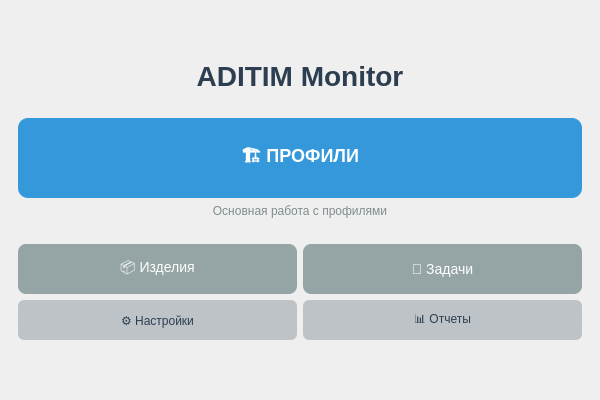
This is src/client/ui/home_page.ui in formemu/aditim-monitor as Qt 5 draws it before an edit. The edited form follows.
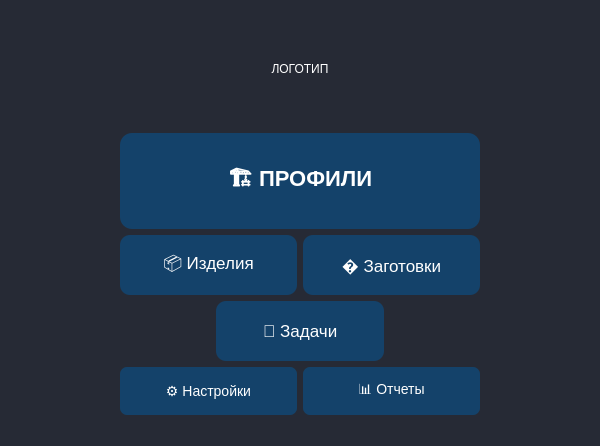
This is the edited form.

The edit to the form file:
```diff
--- a/src/client/ui/home_page.ui
+++ b/src/client/ui/home_page.ui
@@ -7,9 +7,12 @@
     <x>0</x>
     <y>0</y>
     <width>600</width>
-    <height>400</height>
+    <height>446</height>
    </rect>
   </property>
+  <property name="styleSheet">
+   <string>QWidget { background-color: #262a35; }</string>
+  </property>
   <layout class="QVBoxLayout" name="verticalLayout">
    <item>
     <spacer name="verticalSpacer_top">
@@ -25,24 +28,72 @@
     </spacer>
    </item>
    <item>
-    <widget class="QLabel" name="label_title">
-     <property name="text">
-      <string>ADITIM Monitor</string>
-     </property>
-     <property name="alignment">
-      <set>Qt::AlignCenter</set>
-     </property>
-     <property name="styleSheet">
-      <string>font-size: 28px; font-weight: bold; color: #2c3e50; margin-bottom: 20px;</string>
-     </property>
-    </widget>
+    <layout class="QHBoxLayout" name="horizontalLayout_logo">
+     <item>
+      <spacer name="horizontalSpacer_logo_left">
+       <property name="orientation">
+        <enum>Qt::Orientation::Horizontal</enum>
+       </property>
+       <property name="sizeHint" stdset="0">
+        <size>
+         <width>0</width>
+         <height>0</height>
+        </size>
+       </property>
+      </spacer>
+     </item>
+     <item>
+      <widget class="QLabel" name="label_logo">
+       <property name="minimumSize">
+        <size>
+         <width>360</width>
+         <height>96</height>
+        </size>
+       </property>
+       <property name="maximumSize">
+        <size>
+         <width>360</width>
+         <height>96</height>
+        </size>
+       </property>
+       <property name="styleSheet">
+        <string>margin-bottom: 20px; color: #ffffff;</string>
+       </property>
+       <property name="text">
+        <string>ЛОГОТИП</string>
+       </property>
+       <property name="alignment">
+        <set>Qt::AlignmentFlag::AlignCenter</set>
+       </property>
+      </widget>
+     </item>
+     <item>
+      <spacer name="horizontalSpacer_logo_right">
+       <property name="orientation">
+        <enum>Qt::Orientation::Horizontal</enum>
+       </property>
+       <property name="sizeHint" stdset="0">
+        <size>
+         <width>0</width>
+         <height>0</height>
+        </size>
+       </property>
+      </spacer>
+     </item>
+    </layout>
    </item>
    <item>
     <layout class="QHBoxLayout" name="horizontalLayout_main">
      <item>
       <spacer name="horizontalSpacer_left">
        <property name="orientation">
-        <enum>Qt::Horizontal</enum>
+        <enum>Qt::Orientation::Horizontal</enum>
+       </property>
+       <property name="sizeHint" stdset="0">
+        <size>
+         <width>0</width>
+         <height>0</height>
+        </size>
        </property>
       </spacer>
      </item>
@@ -55,25 +106,15 @@
          </property>
          <property name="minimumSize">
           <size>
-           <width>300</width>
-           <height>80</height>
+           <width>360</width>
+           <height>96</height>
           </size>
          </property>
          <property name="styleSheet">
-          <string>font-size: 18px; font-weight: bold; padding: 15px; background-color: #3498db; color: white; border-radius: 10px;</string>
+          <string>font-size: 22px; font-weight: bold; padding: 18px; background-color: #14426a; color: white; border-radius: 12px;</string>
          </property>
-        </widget>
-       </item>
-       <item>
-        <widget class="QLabel" name="label_profiles_desc">
          <property name="text">
-          <string>Основная работа с профилями</string>
-         </property>
-         <property name="alignment">
-          <set>Qt::AlignCenter</set>
-         </property>
-         <property name="styleSheet">
-          <string>font-size: 12px; color: #7f8c8d; margin-bottom: 20px;</string>
+          <string>🏗️ ПРОФИЛИ</string>
          </property>
         </widget>
        </item>
@@ -81,35 +122,81 @@
         <layout class="QHBoxLayout" name="horizontalLayout_secondary">
          <item>
           <widget class="QPushButton" name="pushButton_products_open">
+           <property name="minimumSize">
+            <size>
+             <width>168</width>
+             <height>60</height>
+            </size>
+           </property>
+           <property name="styleSheet">
+            <string>font-size: 17px; padding: 12px; background-color: #14426a; color: white; border-radius: 10px;</string>
+           </property>
            <property name="text">
             <string>📦 Изделия</string>
            </property>
+          </widget>
+         </item>
+         <item>
+          <widget class="QPushButton" name="pushButton_blanks_open">
            <property name="minimumSize">
             <size>
-             <width>140</width>
-             <height>50</height>
+             <width>168</width>
+             <height>60</height>
             </size>
            </property>
            <property name="styleSheet">
-            <string>font-size: 14px; padding: 10px; background-color: #95a5a6; color: white; border-radius: 8px;</string>
+            <string>font-size: 17px; padding: 12px; background-color: #14426a; color: white; border-radius: 10px;</string>
+           </property>
+           <property name="text">
+            <string>� Заготовки</string>
            </property>
           </widget>
+         </item>
+        </layout>
+       </item>
+       <item>
+        <layout class="QHBoxLayout" name="horizontalLayout_third">
+         <item>
+          <spacer name="horizontalSpacer_tasks_left">
+           <property name="orientation">
+            <enum>Qt::Orientation::Horizontal</enum>
+           </property>
+           <property name="sizeHint" stdset="0">
+            <size>
+             <width>0</width>
+             <height>0</height>
+            </size>
+           </property>
+          </spacer>
          </item>
          <item>
           <widget class="QPushButton" name="pushButton_tasks_open">
+           <property name="minimumSize">
+            <size>
+             <width>168</width>
+             <height>60</height>
+            </size>
+           </property>
+           <property name="styleSheet">
+            <string>font-size: 17px; padding: 12px; background-color: #14426a; color: white; border-radius: 10px;</string>
+           </property>
            <property name="text">
             <string>📝 Задачи</string>
            </property>
-           <property name="minimumSize">
+          </widget>
+         </item>
+         <item>
+          <spacer name="horizontalSpacer_tasks_right">
+           <property name="orientation">
+            <enum>Qt::Orientation::Horizontal</enum>
+           </property>
+           <property name="sizeHint" stdset="0">
             <size>
-             <width>140</width>
-             <height>50</height>
+             <width>0</width>
+             <height>0</height>
             </size>
            </property>
-           <property name="styleSheet">
-            <string>font-size: 14px; padding: 10px; background-color: #95a5a6; color: white; border-radius: 8px;</string>
-           </property>
-          </widget>
+          </spacer>
          </item>
         </layout>
        </item>
@@ -117,34 +204,34 @@
         <layout class="QHBoxLayout" name="horizontalLayout_additional">
          <item>
           <widget class="QPushButton" name="pushButton_settings_open">
+           <property name="minimumSize">
+            <size>
+             <width>168</width>
+             <height>48</height>
+            </size>
+           </property>
+           <property name="styleSheet">
+            <string>font-size: 14px; padding: 10px; background-color: #14426a; color: white; border-radius: 7px;</string>
+           </property>
            <property name="text">
             <string>⚙️ Настройки</string>
            </property>
-           <property name="minimumSize">
-            <size>
-             <width>140</width>
-             <height>40</height>
-            </size>
-           </property>
-           <property name="styleSheet">
-            <string>font-size: 12px; padding: 8px; background-color: #bdc3c7; color: #2c3e50; border-radius: 6px;</string>
-           </property>
           </widget>
          </item>
          <item>
           <widget class="QPushButton" name="pushButton_reports_open">
+           <property name="minimumSize">
+            <size>
+             <width>168</width>
+             <height>48</height>
+            </size>
+           </property>
+           <property name="styleSheet">
+            <string>font-size: 14px; padding: 10px; background-color: #14426a; color: white; border-radius: 7px;</string>
+           </property>
            <property name="text">
             <string>📊 Отчеты</string>
            </property>
-           <property name="minimumSize">
-            <size>
-             <width>140</width>
-             <height>40</height>
-            </size>
-           </property>
-           <property name="styleSheet">
-            <string>font-size: 12px; padding: 8px; background-color: #bdc3c7; color: #2c3e50; border-radius: 6px;</string>
-           </property>
           </widget>
          </item>
         </layout>
@@ -154,7 +241,13 @@
      <item>
       <spacer name="horizontalSpacer_right">
        <property name="orientation">
-        <enum>Qt::Horizontal</enum>
+        <enum>Qt::Orientation::Horizontal</enum>
+       </property>
+       <property name="sizeHint" stdset="0">
+        <size>
+         <width>0</width>
+         <height>0</height>
+        </size>
        </property>
       </spacer>
      </item>
```
Left out of the diff: 7 changed lines with no effect on the pictures.
